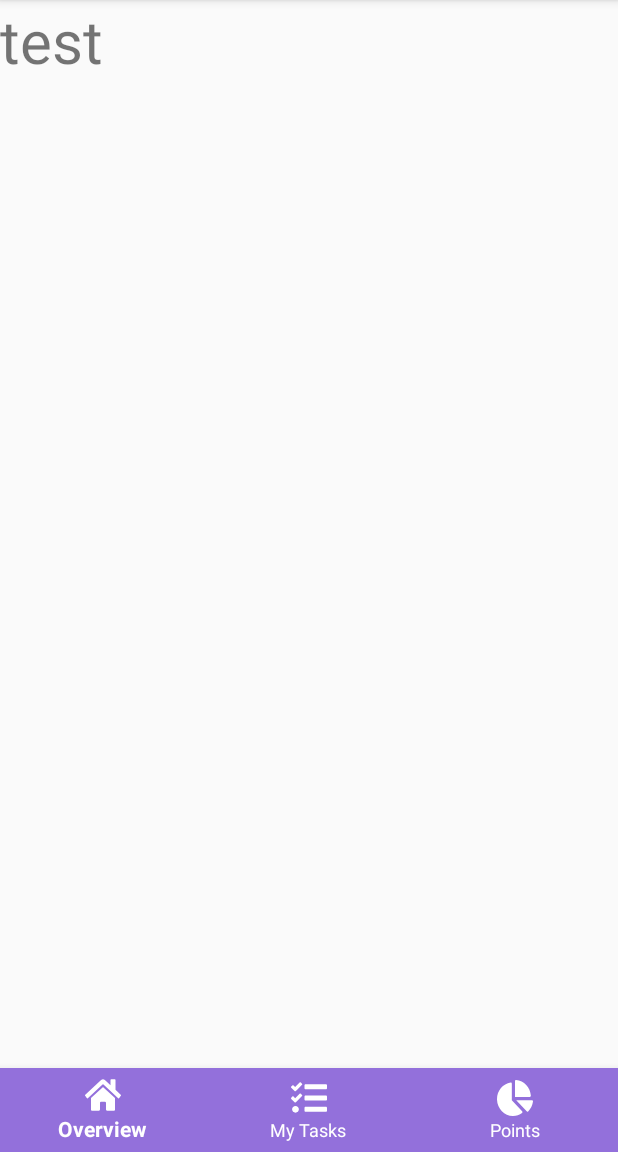
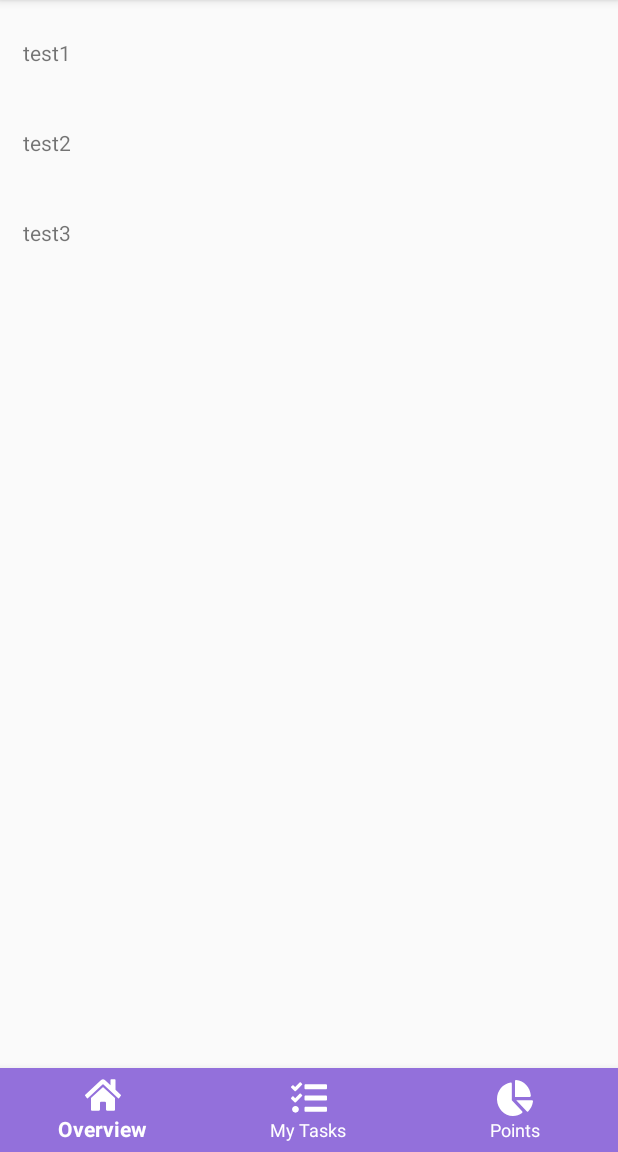
Before and after one commit to anhyesun/ShareChore, an Android app: the fragment MyTasksFragment placed in its activity, on a phone screen of 412 x 824 dp, the part 84-1236 px from its top. Run offline under Robolectric (Android 15) with nearby library versions, the phone set to English and light mode, and no system bars; our stand-ins replace ButterKnife.

Commit message:
recyclerview for my tasks works with dummy string array

```diff
--- a/app/build.gradle
+++ b/app/build.gradle
@@ -43,4 +43,5 @@ dependencies {
     androidTestImplementation 'com.android.support.test.espresso:espresso-core:3.0.2'
     implementation "com.jakewharton:butterknife:$BUTTER_KNIFE_VERSION"
     annotationProcessor "com.jakewharton:butterknife-compiler:$BUTTER_KNIFE_VERSION"
+    implementation 'com.android.support:recyclerview-v7:28.0.0'
 }
--- a/app/src/main/java/com/example/naoreen/cmdf/HomeActivity.java
+++ b/app/src/main/java/com/example/naoreen/cmdf/HomeActivity.java
@@ -57,10 +57,6 @@ public class HomeActivity extends AppCompatActivity {
         setContentView(R.layout.activity_home);
         ButterKnife.bind(this);
 
-//        Drawable mIcon= ContextCompat.getDrawable(this, R.drawable.ic_home_solid);
-//        mIcon.setColorFilter(ContextCompat.getColor(this, R.color.colorAccent), PorterDuff.Mode.MULTIPLY);
-//        ImageSwitcher mImageView = new ImageSwitcher(this);
-//        mImageView.setImageDrawable(mIcon);
 
        // BottomNavigationViewHelper.disableShiftMode(navigation);
         navigation.setOnNavigationItemSelectedListener(mOnNavigationItemSelectedListener);
--- /dev/null
+++ b/app/src/main/java/com/example/naoreen/cmdf/MyAdapter.java
@@ -0,0 +1,55 @@
+package com.example.naoreen.cmdf;
+
+import android.content.Context;
+import android.support.annotation.NonNull;
+import android.support.v7.widget.RecyclerView;
+import android.view.LayoutInflater;
+import android.view.ViewGroup;
+import android.widget.LinearLayout;
+import android.widget.TextView;
+
+import butterknife.BindView;
+
+class MyAdapter extends RecyclerView.Adapter<MyAdapter.MyViewHolder>{
+    private String[] mDataset;
+    //private Context context;
+
+    @BindView(R.id.task_description) TextView tv;
+
+
+    static class MyViewHolder extends RecyclerView.ViewHolder {
+        TextView textView;
+
+        MyViewHolder(LinearLayout v){
+            super(v);
+            textView = v.findViewById(R.id.task_description);
+        }
+    }
+
+    public MyAdapter(String[] myDataset) {
+        //context = ctx;
+        mDataset = myDataset;
+    }
+
+    @NonNull
+    @Override
+    public MyAdapter.MyViewHolder onCreateViewHolder(ViewGroup parent, int viewType) {
+        LinearLayout lin = (LinearLayout) LayoutInflater.from(parent.getContext())
+                .inflate(R.layout.list_cell, parent, false);
+
+        MyViewHolder vh = new MyViewHolder(lin);
+        return vh;
+    }
+
+    @Override
+    public void onBindViewHolder(MyViewHolder holder, int position) {
+        // - get element from your dataset at this position
+        // - replace the contents of the view with that element
+        holder.textView.setText(mDataset[position]);
+    }
+
+    @Override
+    public int getItemCount() {
+        return mDataset.length;
+    }
+}
--- a/app/src/main/java/com/example/naoreen/cmdf/MyTasksFragment.java
+++ b/app/src/main/java/com/example/naoreen/cmdf/MyTasksFragment.java
@@ -2,15 +2,44 @@ package com.example.naoreen.cmdf;
 
 import android.os.Bundle;
 import android.support.v4.app.Fragment;
+import android.support.v7.widget.DefaultItemAnimator;
+import android.support.v7.widget.LinearLayoutManager;
+import android.support.v7.widget.RecyclerView;
 import android.view.LayoutInflater;
 import android.view.View;
 import android.view.ViewGroup;
 
+import java.lang.reflect.Array;
+import java.util.ArrayList;
+
 public class MyTasksFragment extends Fragment {
+    private RecyclerView recyclerView;
+    private RecyclerView.Adapter mAdapter;
+    private RecyclerView.LayoutManager layoutManager;
+    String[] tempData = new String[]{"test1", "test2", "test3"};
 
     @Override
     public View onCreateView(LayoutInflater inflater, ViewGroup parent, Bundle savedInstantState){
-        return inflater.inflate(R.layout.fragment_mytasks, parent, false);
+        View rootView= inflater.inflate(R.layout.fragment_mytasks, parent, false);
+        recyclerView = rootView.findViewById(R.id.my_tasks_recycler_view);
+
+        // create an adapter
+        mAdapter = new MyAdapter(tempData);
+
+        // set adapter
+        recyclerView.setAdapter(mAdapter);
+
+        // set layout manager
+        layoutManager = new LinearLayoutManager(getActivity());
+        recyclerView.setLayoutManager(layoutManager);
+
+
+        // set item animator to DefaultAnimator
+        recyclerView.setItemAnimator(new DefaultItemAnimator());
+
+        return rootView;
+
+
     }
 
     // This event is triggered soon after onCreateView().
@@ -19,6 +48,8 @@ public class MyTasksFragment extends Fragment {
     public void onViewCreated(View view, Bundle savedInstanceState) {
         // Setup any handles to view objects here
         // EditText etFoo = (EditText) view.findViewById(R.id.etFoo);
+
+
     }
 
 }
--- a/app/src/main/res/layout/fragment_mytasks.xml
+++ b/app/src/main/res/layout/fragment_mytasks.xml
@@ -1,12 +1,13 @@
 <?xml version="1.0" encoding="utf-8"?>
-<android.support.constraint.ConstraintLayout
-    xmlns:android="http://schemas.android.com/apk/res/android" android:layout_width="match_parent"
-    android:layout_height="match_parent">
 
-    <TextView
-        android:layout_width="wrap_content"
-        android:layout_height="wrap_content"
-        android:text="@string/test_string"
-        android:textSize="40sp"/>
+<FrameLayout android:layout_height="match_parent"
+    android:layout_width="match_parent"
+    xmlns:android="http://schemas.android.com/apk/res/android">
 
-</android.support.constraint.ConstraintLayout>
+<android.support.v7.widget.RecyclerView android:id="@+id/my_tasks_recycler_view"
+    android:scrollbars="vertical"
+    android:layout_width="match_parent"
+    android:layout_height="match_parent"
+    xmlns:android="http://schemas.android.com/apk/res/android" />
+
+</FrameLayout>
--- /dev/null
+++ b/app/src/main/res/layout/fragment_mytasks_demo.xml
@@ -0,0 +1,22 @@
+<?xml version="1.0" encoding="utf-8"?>
+<RelativeLayout android:layout_height="match_parent"
+    android:layout_width="match_parent"
+    xmlns:android="http://schemas.android.com/apk/res/android">
+
+
+
+        <CheckBox
+            android:layout_width="match_parent"
+            android:layout_height="match_parent"
+            android:layout_alignParentRight="false"/>
+
+        <TextView
+            android:layout_width="match_parent"
+            android:layout_height="match_parent"
+            android:text="@string/test_string" />
+
+
+
+
+
+</RelativeLayout>
--- /dev/null
+++ b/app/src/main/res/layout/list_cell.xml
@@ -0,0 +1,18 @@
+<?xml version="1.0" encoding="utf-8"?>
+<LinearLayout xmlns:android="http://schemas.android.com/apk/res/android"
+    xmlns:tools="http://schemas.android.com/tools"
+    android:layout_width="match_parent"
+    android:layout_height="wrap_content"
+    android:layout_margin="15dp"
+    android:orientation="vertical">
+
+    <TextView
+        android:id="@+id/task_description"
+        android:layout_width="match_parent"
+        android:layout_height="match_parent"
+        android:layout_marginTop="10sp"
+        android:ellipsize="end"
+        >
+
+    </TextView>
+</LinearLayout>
```
